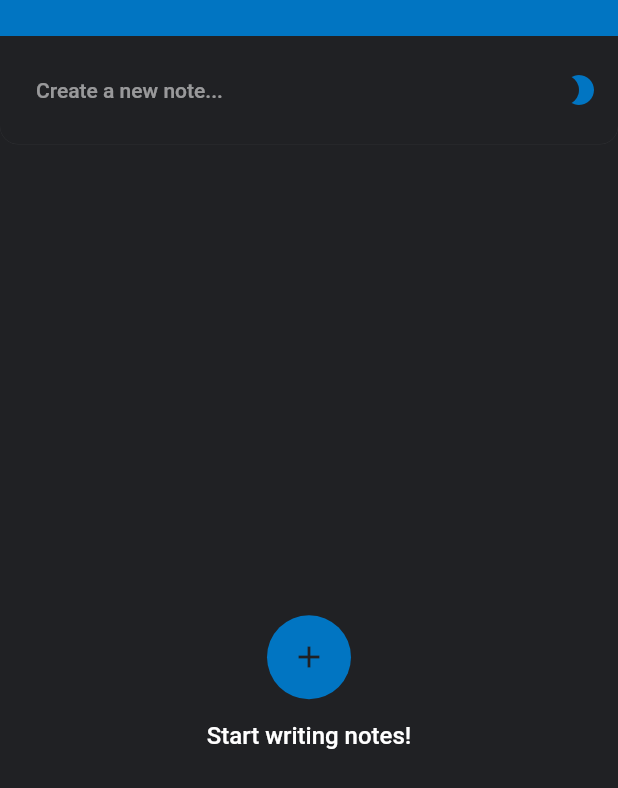
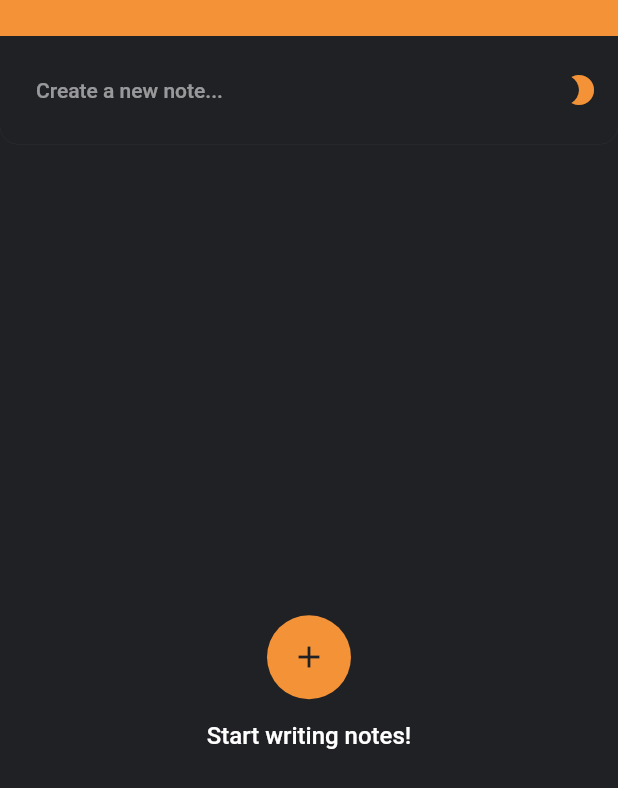
Before and after one commit to acoudray1/hupomnesis, a Flutter app: the screen it shows after launch, on a phone screen of 412 x 824 dp. Shown: the top 788 px of the screen. Run offline on Flutter 3.47's test engine with Material 2 defaults, Android fonts, the phone set to English and light mode, and no system bars; our stand-ins replace dynamic_theme, flutter_html, flutter_markdown, flutter_sticky_header, rxdart, sqflite; accounts and stored records are empty.

Commit message:
HUP-13 : Theme and card improvement

```diff
--- a/lib/src/views/note_edition_page/build_main_view.dart
+++ b/lib/src/views/note_edition_page/build_main_view.dart
@@ -109,7 +109,7 @@ class _BuildMainViewState extends State<BuildMainView> {
                   builder: (BuildContext context, AsyncSnapshot<IconData> snapshot) {
                     if (snapshot.hasData) {
                       return IconButton(
-                        icon: Icon(snapshot.data, color: snapshot.data == Icons.done ? Theme.of(context).buttonColor : Theme.of(context).brightness == Brightness.dark ? Colors.white : Colors.black,),
+                        icon: Icon(snapshot.data, color: snapshot.data == Icons.done ? Theme.of(context).buttonColor : Theme.of(context).accentColor),
                         onPressed: () {
                           if(noteEditionPageRoot.note == null) {
                             noteEditionPageRoot.noteBloc.createNote(_textEditingController.text);
--- a/lib/src/views/note_page/build_card.dart
+++ b/lib/src/views/note_page/build_card.dart
@@ -52,7 +52,7 @@ Widget buildCard(BuildContext context, int index, List<Note> notes, NoteSelectio
           _borderWidth = 2.5;
           _elevation = 3.0;
         } else if (!notes[index].isSelected) {
-          _borderColor = Theme.of(context).toggleableActiveColor;
+          _borderColor = Colors.grey;
           _borderWidth = 1.0;
           _elevation = 0.0;
         }
@@ -69,7 +69,7 @@ Widget buildCard(BuildContext context, int index, List<Note> notes, NoteSelectio
                 child: Card(
                   elevation: _elevation,
                   shape: RoundedRectangleBorder(
-                    side: BorderSide(color: _borderColor, width: _borderWidth),
+                    side: BorderSide(color: notes[index].colorSelected == ColorSelected.NORMAL ? _borderColor : notes[index].colorSelected != ColorSelected.NORMAL && notes[index].isSelected ? _borderColor : _noteColor, width: _borderWidth),
                     borderRadius: BorderRadius.circular(6.0)
                   ),
                   color: _noteColor,
--- a/lib/src/views/note_page/build_header.dart
+++ b/lib/src/views/note_page/build_header.dart
@@ -45,7 +45,7 @@ class BuildHeader extends StatelessWidget {
                     Row(
                       children: <Widget>[
                         IconButton(
-                          icon: const Icon(Icons.close),
+                          icon: Icon(Icons.close, color: Theme.of(context).accentColor,),
                           splashColor: Colors.transparent,
                           onPressed: () {
                             notePageRoot.noteSelectionBloc.handleCompleteDiscard(notePageRoot.noteBloc.notes);
--- a/lib/theme/theme_data.dart
+++ b/lib/theme/theme_data.dart
@@ -4,8 +4,8 @@
 import 'package:flutter/material.dart';
 
 ThemeData buildDarkTheme() {
-  const Color primaryColor = Color(0xFF0175c2);
-  const Color secondaryColor = Color(0xFF13B9FD);
+  const Color primaryColor = Color(0xFFF39237);
+  const Color secondaryColor = Color(0xFFD63230);
   final ColorScheme colorScheme = const ColorScheme.dark().copyWith(
     primary: primaryColor,
     secondary: secondaryColor,
@@ -18,7 +18,7 @@ ThemeData buildDarkTheme() {
     primaryColorLight: secondaryColor,
     buttonColor: primaryColor,
     indicatorColor: Colors.white,
-    toggleableActiveColor: const Color(0xFF6997DF),
+    toggleableActiveColor: const Color(0xFF40BCD8),
     accentColor: secondaryColor,
     canvasColor: const Color(0xFF202124),
     scaffoldBackgroundColor: const Color(0xFF202124),
@@ -33,8 +33,8 @@ ThemeData buildDarkTheme() {
 }
 
 ThemeData buildLightTheme() {
-  const Color primaryColor = Color(0xFF0175c2);
-  const Color secondaryColor = Color(0xFF13B9FD);
+  const Color primaryColor = Color(0xFF1C77C3);
+  const Color secondaryColor = Color(0xFF39A9DB);
   final ColorScheme colorScheme = const ColorScheme.light().copyWith(
     primary: primaryColor,
     secondary: secondaryColor,
@@ -46,7 +46,7 @@ ThemeData buildLightTheme() {
     primaryColor: primaryColor,
     buttonColor: primaryColor,
     indicatorColor: Colors.white,
-    toggleableActiveColor: const Color(0xFF1E88E5),
+    toggleableActiveColor: const Color(0xFFF39237),
     splashColor: Colors.white24,
     splashFactory: InkRipple.splashFactory,
     accentColor: secondaryColor,
```
